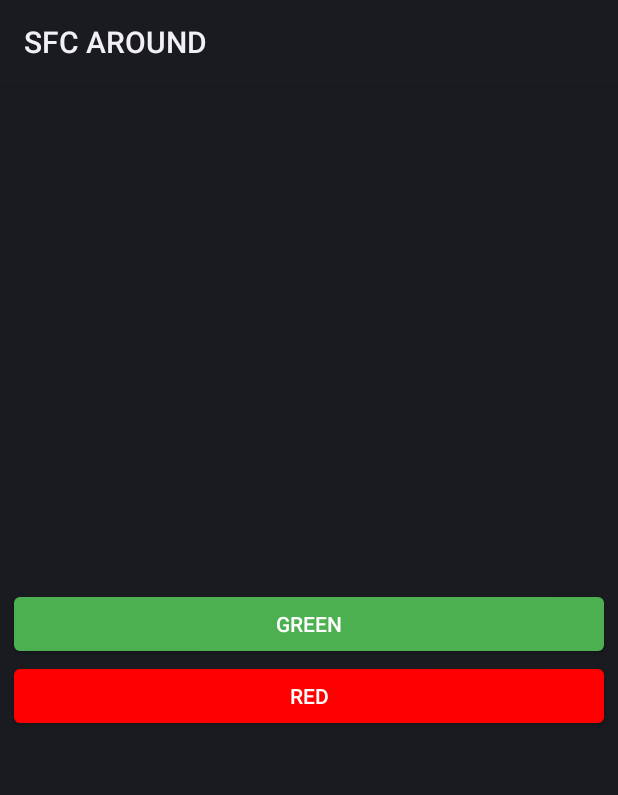
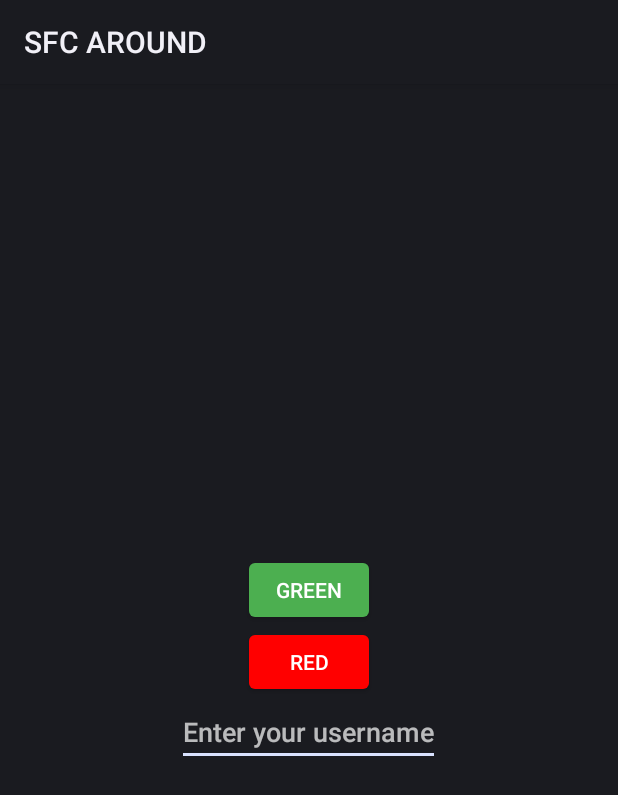
Before and after one commit to Qiaogun/SFC-GO-WEAR, an Android app: the screen it shows after launch (TeamSelect), after a tap on "TEAM", on a phone screen of 412 x 824 dp. Shown: the top 795 px of the screen. Run offline under Robolectric (Android 15) with nearby library versions, the phone set to English and light mode, and no system bars.

Commit message:
add id input and get device uuid

```diff
--- a/MyApplication/app/build.gradle
+++ b/MyApplication/app/build.gradle
@@ -43,5 +43,6 @@ dependencies {
     implementation 'androidx.appcompat:appcompat:1.5.1'
     implementation 'com.google.android.gms:play-services-maps:18.1.0'
     implementation 'androidx.constraintlayout:constraintlayout:2.1.4'
+    implementation 'com.google.android.material:material:1.7.0'
 
 }
--- a/MyApplication/app/src/main/AndroidManifest.xml
+++ b/MyApplication/app/src/main/AndroidManifest.xml
@@ -16,6 +16,7 @@
     <uses-permission android:name="android.permission.BODY_SENSORS"/>
     <uses-permission android:name="android.permission.RECEIVE_BOOT_COMPLETED"/>
     <uses-permission android:name="android.permission.ACTIVITY_RECOGNITION"/>
+    <uses-permission android:name="android.permission.READ_PHONE_STATE" />
 
     <application
         android:allowBackup="true"
--- a/MyApplication/app/src/main/java/com/sfc/myapplication/MainActivity.java
+++ b/MyApplication/app/src/main/java/com/sfc/myapplication/MainActivity.java
@@ -6,6 +6,7 @@ import android.content.Intent;
 import android.hardware.Sensor;
 import android.hardware.SensorManager;
 import android.os.Bundle;
+import android.provider.Settings;
 import android.util.Log;
 import android.view.View;
 import android.widget.Button;
@@ -16,8 +17,8 @@ public class MainActivity extends Activity {
 
     @Override
     protected void onCreate(Bundle savedInstanceState) {
-
-
+        String deviceUUID = Settings.Secure.getString(getContentResolver(), Settings.Secure.ANDROID_ID);
+        Log.d("MyTag deviceUUID", deviceUUID);
         super.onCreate(savedInstanceState);
         setContentView(R.layout.activity_main);
 
--- a/MyApplication/app/src/main/java/com/sfc/myapplication/MyAdapter.java
+++ b/MyApplication/app/src/main/java/com/sfc/myapplication/MyAdapter.java
@@ -23,7 +23,7 @@ public class MyAdapter extends ArrayAdapter<Button> {
     @Override
     public View getView(int position, @Nullable View convertView, @NonNull ViewGroup parent) {
         Button btn = getItem(position);//得到当前项的 Fruit 实例
-        //为每一个子项加载设定的布局
+        //为每一个子项加载设定的布局v
         View view = LayoutInflater.from(getContext()).inflate(R.layout.main_btn, parent, false);
         //分别获取 image view 和 textview 的实例
         TextView btntext = view.findViewById(R.id.button);
--- a/MyApplication/app/src/main/java/com/sfc/myapplication/SensorData.kt
+++ b/MyApplication/app/src/main/java/com/sfc/myapplication/SensorData.kt
@@ -6,10 +6,12 @@ import android.hardware.Sensor
 import android.hardware.SensorEvent
 import android.hardware.SensorEventListener
 import android.hardware.SensorManager
-import android.os.Bundle
+import android.provider.Settings.Secure
 import android.util.Log
 import kotlinx.coroutines.*
 import kotlinx.coroutines.channels.Channel
+
+
 
 class SensorData(activity: Activity) :SensorEventListener {
     private val mSensorManager: SensorManager by lazy {
--- a/MyApplication/app/src/main/java/com/sfc/myapplication/TeamSelect.java
+++ b/MyApplication/app/src/main/java/com/sfc/myapplication/TeamSelect.java
@@ -3,21 +3,19 @@ package com.sfc.myapplication;
 import android.app.Activity;
 import android.content.SharedPreferences;
 import android.content.res.ColorStateList;
-import android.graphics.Color;
 import android.os.Bundle;
+import android.util.Log;
 import android.widget.Button;
+import android.widget.EditText;
 
 
-
-
-    public class TeamSelect extends Activity {
+public class TeamSelect extends Activity {
         private Button mButton1;
         private Button mButton2;
 
 
         //SharedPreferences sharedPref = getSharedPreferences("button_state", MODE_PRIVATE);
         private int mSelectedButtonId = -1; // -1 indicates no button is selected
-
 
         @Override
         protected void onCreate(Bundle savedInstanceState) {
@@ -27,10 +25,13 @@ import android.widget.Button;
 
             mButton1 = findViewById(R.id.button_green);
             mButton2 = findViewById(R.id.button_red);
+            EditText usernameInput = findViewById(R.id.username_input);
 
             SharedPreferences sharedPref = getSharedPreferences("button_state", MODE_PRIVATE);
             int selectedButtonId = sharedPref.getInt("selected_button_id", -1);
-
+            String savedUsername = sharedPref.getString("username","");
+            usernameInput.setText(savedUsername);
+            Log.d("MyTagsave", savedUsername);
             if (selectedButtonId == R.id.button_green) {
                 mButton1.setSelected(true);
                 mButton1.setBackgroundTintList(ColorStateList.valueOf(getResources().getColor(R.color.lime_green)));
@@ -71,20 +72,32 @@ import android.widget.Button;
                 }
             });
         }
+        private void saveUsernameInput(){
+        EditText textContent = findViewById(R.id.username_input);
+        String content = textContent.getText().toString();
+        SharedPreferences sharedPref = getSharedPreferences("button_state", MODE_PRIVATE);
+        SharedPreferences.Editor editor = sharedPref.edit();
+        editor.putString("username", content);
+        Log.d("MyTag", content);
+        editor.apply();
+        }
         private void saveSelectedButtonId(int buttonId) {
             SharedPreferences sharedPref = getSharedPreferences("button_state", MODE_PRIVATE);
             SharedPreferences.Editor editor = sharedPref.edit();
             editor.putInt("selected_button_id", buttonId);
             editor.apply();
         }
-        @Override
+
+    @Override
         protected void onPause() {
             super.onPause();
             saveSelectedButtonId(mSelectedButtonId);
+            saveUsernameInput();
         }
         @Override
         protected void onStop() {
             super.onStop();
             saveSelectedButtonId(mSelectedButtonId);
+            saveUsernameInput();
         }
     }
--- a/MyApplication/app/src/main/res/layout/activity_team.xml
+++ b/MyApplication/app/src/main/res/layout/activity_team.xml
@@ -10,7 +10,7 @@
 
     <Button
         android:id="@+id/button_green"
-        android:layout_width="match_parent"
+        android:layout_width="wrap_content"
         android:layout_height="wrap_content"
         android:backgroundTint="@color/green"
         android:text="@string/green"
@@ -18,10 +18,18 @@
 
     <Button
         android:id="@+id/button_red"
-        android:layout_width="match_parent"
+        android:layout_width="wrap_content"
         android:layout_height="wrap_content"
         android:backgroundTint="@color/red"
         android:text="@string/red"
         android:textColor="#FFFFFF" />
 
+    <EditText
+        android:id="@+id/username_input"
+        android:layout_width="wrap_content"
+        android:layout_height="wrap_content"
+        android:freezesText="true"
+        android:hint="Enter your username" />
+
+
 </LinearLayout>
--- a/MyApplication/app/src/main/res/values/strings.xml
+++ b/MyApplication/app/src/main/res/values/strings.xml
@@ -9,5 +9,6 @@
     <string name="red">red</string>
     <string name="title_activity_maps">MapsActivity</string>
     <string name="title_activity_flag_maps">FlagMaps</string>
+    <string name="hint">hint</string>
 
 </resources>
--- a/MyApplication/build.gradle
+++ b/MyApplication/build.gradle
@@ -3,11 +3,11 @@
 buildscript {
     dependencies {
         // 添加这一行依赖
-        classpath "org.jetbrains.kotlin:kotlin-gradle-plugin:1.6.20"
+        classpath 'org.jetbrains.kotlin:kotlin-gradle-plugin:1.6.21'
     }
 }
 plugins {
-    id 'com.android.application' version '7.3.1' apply false
-    id 'com.android.library' version '7.3.1' apply false
+    id 'com.android.application' version '7.4.0' apply false
+    id 'com.android.library' version '7.4.0' apply false
     id 'com.google.android.libraries.mapsplatform.secrets-gradle-plugin' version '2.0.1' apply false
 }
```
Also changed, not shown: MyApplication/gradle/wrapper/gradle-wrapper.properties.
